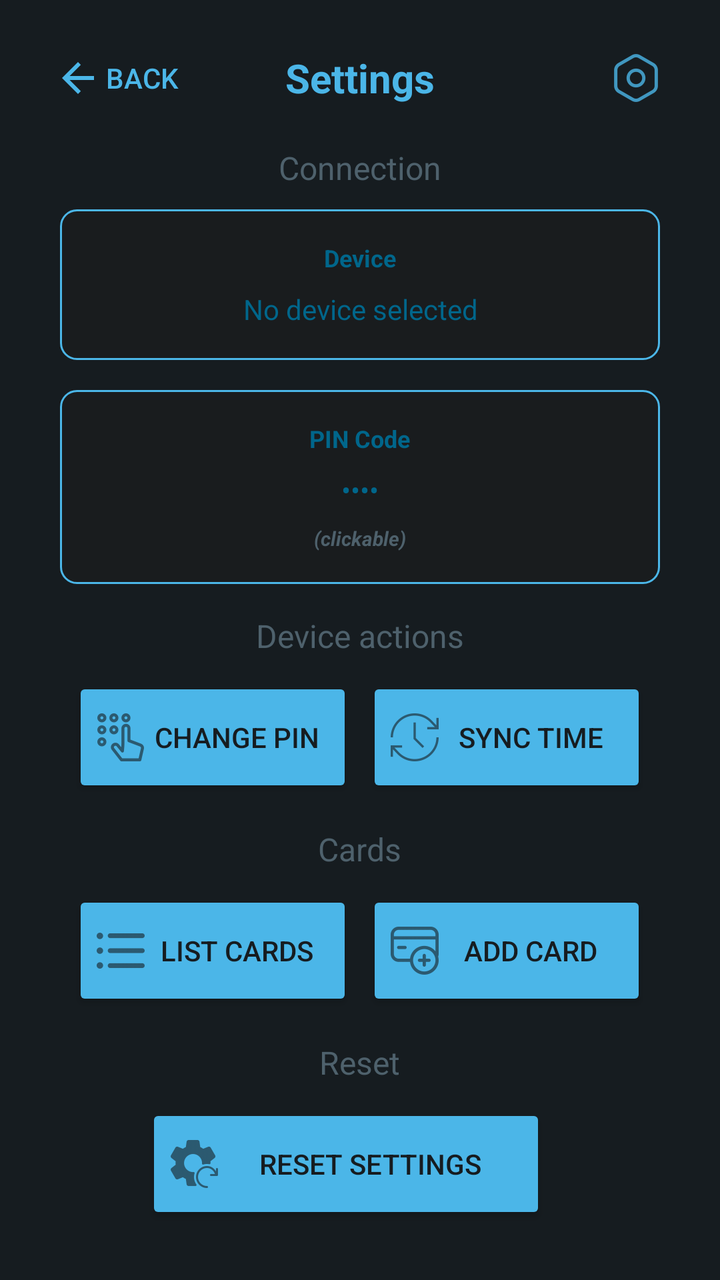
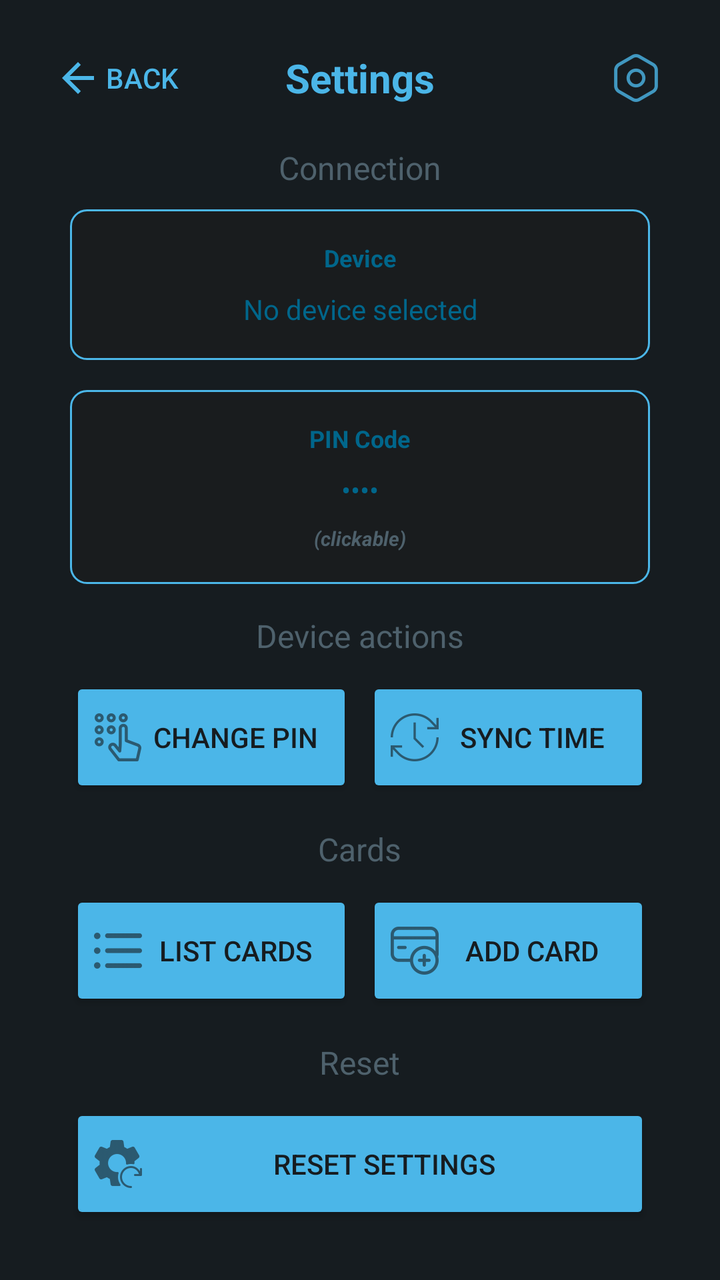

Screens rendered from an Android XML layout before and after an edit, with the pre-edit source and the edit as a unified diff.
<!-- AndroidManifest.xml: activity theme Theme.Nsline22 -->
<!-- res/layout/activity_settings.xml -->
<?xml version="1.0" encoding="utf-8"?>
<ScrollView xmlns:android="http://schemas.android.com/apk/res/android"
    xmlns:app="http://schemas.android.com/apk/res-auto"
    android:layout_width="match_parent"
    android:layout_height="match_parent"
    android:background="@color/background_dark"
    android:padding="15dp"
    android:fillViewport="true"
    android:scrollbars="none">

    <LinearLayout
        android:layout_width="match_parent"
        android:layout_height="wrap_content"
        android:orientation="vertical">

        
        <RelativeLayout
            android:layout_width="match_parent"
            android:layout_height="wrap_content"
            android:orientation="horizontal">

            <Button
                android:id="@+id/aboutBackButton"
                android:layout_width="wrap_content"
                android:layout_height="wrap_content"
                android:text="Back"
                android:drawableLeft="@drawable/ic_arrow_backward"
                android:textColor="?attr/colorPrimary"
                style="@style/Widget.AppCompat.Button.Borderless"
                android:layout_alignParentStart="true"
                android:layout_centerVertical="true" />

            <TextView
                android:layout_width="wrap_content"
                android:layout_height="wrap_content"
                android:text="Settings"
                android:textColor="?attr/colorPrimary"
                android:textSize="20sp"
                android:textStyle="bold"
                android:layout_marginBottom="5dp"
                android:layout_centerInParent="true" />

            <ImageView
                android:layout_width="wrap_content"
                android:layout_height="wrap_content"
                android:src="@drawable/ic_settings"
                android:layout_alignParentEnd="true"
                android:layout_marginBottom="5dp"
                android:layout_centerInParent="true"
                android:layout_marginEnd="15dp"
                android:tint="?attr/colorPrimary" />

        </RelativeLayout>

        
        <LinearLayout
            android:layout_width="match_parent"
            android:layout_height="0dp"
            android:layout_weight="1"
            android:orientation="vertical"
            android:gravity="center"
            android:layout_gravity="center">

            <TextView
                android:layout_width="wrap_content"
                android:layout_height="wrap_content"
                android:text="Connection"
                android:textColor="@color/material_dynamic_secondary60"
                android:textSize="16sp"
                android:layout_marginBottom="10dp"
                android:layout_marginTop="10dp"/>

            
            <LinearLayout
                android:id="@+id/deviceInfoContainer"
                android:layout_width="300dp"
                android:layout_height="wrap_content"
                android:orientation="vertical"
                android:background="@drawable/output_background"
                android:padding="16dp"
                android:layout_marginBottom="15dp"
                android:gravity="center"
                android:clickable="true"
                android:focusable="true"
                android:foreground="?attr/selectableItemBackground">

                <TextView
                    android:layout_width="wrap_content"
                    android:layout_height="wrap_content"
                    android:text="Device"
                    android:textColor="@color/material_dynamic_primary60"
                    android:textSize="12sp"
                    android:textStyle="bold"
                    android:layout_marginBottom="8dp" />

                <TextView
                    android:id="@+id/deviceInfoText"
                    android:layout_width="wrap_content"
                    android:layout_height="wrap_content"
                    android:text="No device selected"
                    android:textColor="@color/material_dynamic_primary60"
                    android:textSize="14sp"
                    android:gravity="center" />

            </LinearLayout>

            
            <LinearLayout
                android:id="@+id/pinInfoContainer"
                android:layout_width="300dp"
                android:layout_height="wrap_content"
                android:orientation="vertical"
                android:background="@drawable/output_background"
                android:padding="16dp"
                android:layout_marginBottom="15dp"
                android:gravity="center"
                android:clickable="true"
                android:focusable="true"
                android:foreground="?attr/selectableItemBackground">

                <TextView
                    android:layout_width="wrap_content"
                    android:layout_height="wrap_content"
                    android:text="PIN Code"
                    android:textColor="@color/material_dynamic_primary60"
                    android:textSize="12sp"
                    android:textStyle="bold"
                    android:layout_marginBottom="8dp" />

                <TextView
                    android:id="@+id/pinInfoText"
                    android:layout_width="wrap_content"
                    android:layout_height="wrap_content"
                    android:text="••••"
                    android:textColor="@color/material_dynamic_primary60"
                    android:textSize="14sp" />

                <TextView
                    android:layout_width="wrap_content"
                    android:layout_height="wrap_content"
                    android:text="(clickable)"
                    android:textColor="@color/material_dynamic_secondary60"
                    android:textSize="10sp"
                    android:textStyle="bold|italic"
                    android:layout_marginTop="8dp" />

            </LinearLayout>

            <TextView
                android:layout_width="wrap_content"
                android:layout_height="wrap_content"
                android:text="Device actions"
                android:textColor="@color/material_dynamic_secondary60"
                android:textSize="16sp"
                android:layout_marginBottom="10dp" />

            <LinearLayout
                android:layout_width="wrap_content"
                android:layout_height="wrap_content"
                android:orientation="horizontal"
                android:layout_marginBottom="15dp">

            
            <Button
                android:id="@+id/changePinButton"
                android:layout_width="140dp"
                android:layout_height="60dp"
                android:layout_marginEnd="7dp"
                android:backgroundTint="?attr/colorPrimary"
                android:text="Change PIN"
                android:textColor="@color/material_dynamic_neutral_variant10"
                app:cornerRadius="12dp"
                android:drawableLeft="@drawable/ic_pin"
                android:drawableTint="@color/material_dynamic_neutral_variant10" />

            
            <Button
                android:id="@+id/syncTimeButton"
                android:layout_width="140dp"
                android:layout_height="60dp"

                android:backgroundTint="?attr/colorPrimary"
                android:text="Sync Time"
                android:textColor="@color/material_dynamic_neutral_variant10"
                app:cornerRadius="12dp"
                android:drawableLeft="@drawable/ic_sync"
                android:drawableTint="@color/material_dynamic_neutral_variant10" />

            </LinearLayout>

            
            <TextView
                android:layout_width="wrap_content"
                android:layout_height="wrap_content"
                android:text="Cards"
                android:textColor="@color/material_dynamic_secondary60"
                android:textSize="16sp"
                android:layout_marginBottom="10dp" />

            
            <LinearLayout
                android:layout_width="wrap_content"
                android:layout_height="wrap_content"
                android:orientation="horizontal"
                android:layout_marginBottom="15dp">

                <Button
                    android:id="@+id/listCardsButton"
                    android:layout_width="140dp"
                    android:layout_height="60dp"
                    android:layout_marginEnd="7dp"
                    android:backgroundTint="?attr/colorPrimary"
                    android:text="List cards"
                    android:textColor="@color/material_dynamic_neutral_variant10"
                    app:cornerRadius="12dp"
                    android:drawableLeft="@drawable/ls"
                    android:drawableTint="@color/material_dynamic_neutral_variant10" />

                <Button
                    android:id="@+id/addCardButton"
                    android:layout_width="140dp"
                    android:layout_height="60dp"
                    android:backgroundTint="?attr/colorPrimary"
                    android:text="Add card"
                    android:textColor="@color/material_dynamic_neutral_variant10"
                    app:cornerRadius="12dp"
                    android:drawableLeft="@drawable/add"
                    android:drawableTint="@color/material_dynamic_neutral_variant10" />

            </LinearLayout>

            <TextView
                android:layout_width="wrap_content"
                android:layout_height="wrap_content"
                android:text="Reset"
                android:textColor="@color/material_dynamic_secondary60"
                android:textSize="16sp"
                android:layout_marginBottom="10dp" />

            
            <Button
                android:id="@+id/factoryResetButton"
                android:layout_width="200dp"
                android:layout_height="60dp"
                android:layout_marginEnd="7dp"
                android:backgroundTint="?attr/colorPrimary"
                android:text="Reset Settings"
                android:textColor="@color/material_dynamic_neutral_variant10"
                app:cornerRadius="12dp"
                android:drawableLeft="@drawable/ic_reset"
                android:layout_marginBottom="15dp"
                android:drawableTint="@color/material_dynamic_neutral_variant10" />

            <TextView
                android:layout_width="wrap_content"
                android:layout_height="wrap_content"
                android:text="About ⓘ"
                android:textColor="@color/material_dynamic_secondary60"
                android:textSize="16sp"
                android:layout_marginBottom="10dp" />

            <TextView
                android:layout_width="wrap_content"
                android:layout_height="wrap_content"
                android:text="UniStart v4.5"
                android:textSize="12sp"
                android:textColor="@color/material_dynamic_primary60"
                android:layout_marginBottom="8dp" />

            <TextView
                android:layout_width="wrap_content"
                android:layout_height="wrap_content"
                android:text="Developed by nsline22"
                android:textSize="12sp"
                android:textColor="@color/material_dynamic_primary60"
                android:layout_marginBottom="8dp" />

            <TextView
                android:id="@+id/signlink"
                android:layout_width="wrap_content"
                android:layout_height="wrap_content"
                android:text="t.me/nsline22"
                android:autoLink="web"
                android:linksClickable="true"
                android:textColorLink="@color/material_dynamic_primary50"
                android:textSize="12sp" />

        </LinearLayout>
    </LinearLayout>
</ScrollView>
<!-- resources referenced by this layout -->
<resources>
  <color name="background_dark">@color/material_dynamic_neutral_variant10</color>
  <color name="material_dynamic_neutral_variant10">#1C1B1F</color>
  <color name="material_dynamic_primary50">#7F67BE</color>
  <color name="material_dynamic_primary60">#9A82DB</color>
  <color name="material_dynamic_secondary60">#9A8D9E</color>
  <!-- drawable add: png bitmap (drawable-hdpi, 885 bytes) -->
  <!-- drawable ic_arrow_backward (drawable) -->
  <vector xmlns:android="http://schemas.android.com/apk/res/android"
      android:width="24dp"
      android:height="24dp"
      android:viewportWidth="24"
      android:viewportHeight="24"
      android:tint="?attr/colorPrimary">
      <path
          android:fillColor="@android:color/white"
          android:pathData="M12,20l1.41,-1.41L7.83,13H20v-2H7.83l5.58,-5.59L12,4l-8,8z"/>
  </vector>
  <!-- drawable ic_pin: png bitmap (drawable-hdpi, 944 bytes) -->
  <!-- drawable ic_reset: png bitmap (drawable-hdpi, 1024 bytes) -->
  <!-- drawable ic_settings: png bitmap (drawable-hdpi, 670 bytes) -->
  <!-- drawable ic_sync: png bitmap (drawable-hdpi, 898 bytes) -->
  <!-- drawable ls: png bitmap (drawable-hdpi, 333 bytes) -->
  <!-- drawable output_background (drawable) -->
  <shape xmlns:android="http://schemas.android.com/apk/res/android">
      <solid android:color="@color/material_dynamic_neutral10" />
      <stroke android:width="1dp" android:color="?attr/colorPrimary" />
      <corners android:radius="8dp" />
  </shape>
  <style name="Theme.Nsline22" parent="Theme.MaterialComponents.DayNight.NoActionBar">
          <item name="android:windowBackground">@color/material_dynamic_neutral_variant10</item>
          <item name="colorPrimary">@color/material_dynamic_primary70</item>
          <item name="editTextStyle">@style/EditTextStyle</item>
          <item name="android:statusBarColor">@color/material_dynamic_neutral_variant10</item>
          <item name="android:navigationBarColor">@color/material_dynamic_neutral_variant10</item>
      </style>
  <color name="material_dynamic_neutral10">#1C1B1F</color>
  <color name="material_dynamic_primary70">#B69DF8</color>
  <style name="EditTextStyle" parent="Widget.MaterialComponents.TextInputLayout.OutlinedBox">
          <item name="boxStrokeColor">@color/material_dynamic_primary70</item>
          <item name="android:textColorHint">@color/material_dynamic_primary70</item>
          <item name="android:textColor">@color/white</item>
          <item name="android:paddingStart">12dp</item>
          <item name="android:paddingEnd">12dp</item>
          <item name="android:paddingTop">8dp</item>
          <item name="android:paddingBottom">8dp</item>
      </style>
  <color name="white">#FFFFFFFF</color>
</resources>

<!-- the commit's change to res/layout/activity_settings.xml (unified diff, before → after) -->
@@ -55,8 +55,7 @@
         
         <LinearLayout
             android:layout_width="match_parent"
-            android:layout_height="0dp"
-            android:layout_weight="1"
+            android:layout_height="wrap_content"
             android:orientation="vertical"
             android:gravity="center"
             android:layout_gravity="center">
@@ -73,8 +72,10 @@
             
             <LinearLayout
                 android:id="@+id/deviceInfoContainer"
-                android:layout_width="300dp"
-                android:layout_height="wrap_content"
+                android:layout_width="match_parent"
+                android:layout_height="wrap_content"
+                android:layout_marginStart="20dp"
+                android:layout_marginEnd="20dp"
                 android:orientation="vertical"
                 android:background="@drawable/output_background"
                 android:padding="16dp"
@@ -107,8 +108,10 @@
             
             <LinearLayout
                 android:id="@+id/pinInfoContainer"
-                android:layout_width="300dp"
-                android:layout_height="wrap_content"
+                android:layout_width="match_parent"
+                android:layout_height="wrap_content"
+                android:layout_marginStart="20dp"
+                android:layout_marginEnd="20dp"
                 android:orientation="vertical"
                 android:background="@drawable/output_background"
                 android:padding="16dp"
@@ -154,37 +157,42 @@
                 android:textSize="16sp"
                 android:layout_marginBottom="10dp" />
 
+            
             <LinearLayout
-                android:layout_width="wrap_content"
+                android:layout_width="match_parent"
                 android:layout_height="wrap_content"
                 android:orientation="horizontal"
-                android:layout_marginBottom="15dp">
-
-            
-            <Button
-                android:id="@+id/changePinButton"
-                android:layout_width="140dp"
-                android:layout_height="60dp"
-                android:layout_marginEnd="7dp"
-                android:backgroundTint="?attr/colorPrimary"
-                android:text="Change PIN"
-                android:textColor="@color/material_dynamic_neutral_variant10"
-                app:cornerRadius="12dp"
-                android:drawableLeft="@drawable/ic_pin"
-                android:drawableTint="@color/material_dynamic_neutral_variant10" />
-
-            
-            <Button
-                android:id="@+id/syncTimeButton"
-                android:layout_width="140dp"
-                android:layout_height="60dp"
-
-                android:backgroundTint="?attr/colorPrimary"
-                android:text="Sync Time"
-                android:textColor="@color/material_dynamic_neutral_variant10"
-                app:cornerRadius="12dp"
-                android:drawableLeft="@drawable/ic_sync"
-                android:drawableTint="@color/material_dynamic_neutral_variant10" />
+                android:layout_marginStart="20dp"
+                android:layout_marginEnd="20dp"
+                android:layout_marginBottom="15dp"
+                android:weightSum="2">
+
+                
+                <Button
+                    android:id="@+id/changePinButton"
+                    android:layout_width="0dp"
+                    android:layout_height="60dp"
+                    android:layout_weight="1"
+                    android:layout_marginEnd="7dp"
+                    android:backgroundTint="?attr/colorPrimary"
+                    android:text="Change PIN"
+                    android:textColor="@color/material_dynamic_neutral_variant10"
+                    app:cornerRadius="12dp"
+                    android:drawableLeft="@drawable/ic_pin"
+                    android:drawableTint="@color/material_dynamic_neutral_variant10" />
+
+                
+                <Button
+                    android:id="@+id/syncTimeButton"
+                    android:layout_width="0dp"
+                    android:layout_height="60dp"
+                    android:layout_weight="1"
+                    android:backgroundTint="?attr/colorPrimary"
+                    android:text="Sync Time"
+                    android:textColor="@color/material_dynamic_neutral_variant10"
+                    app:cornerRadius="12dp"
+                    android:drawableLeft="@drawable/ic_sync"
+                    android:drawableTint="@color/material_dynamic_neutral_variant10" />
 
             </LinearLayout>
 
@@ -199,15 +207,19 @@
 
             
             <LinearLayout
-                android:layout_width="wrap_content"
+                android:layout_width="match_parent"
                 android:layout_height="wrap_content"
                 android:orientation="horizontal"
-                android:layout_marginBottom="15dp">
+                android:layout_marginStart="20dp"
+                android:layout_marginEnd="20dp"
+                android:layout_marginBottom="15dp"
+                android:weightSum="2">
 
                 <Button
                     android:id="@+id/listCardsButton"
-                    android:layout_width="140dp"
+                    android:layout_width="0dp"
                     android:layout_height="60dp"
+                    android:layout_weight="1"
                     android:layout_marginEnd="7dp"
                     android:backgroundTint="?attr/colorPrimary"
                     android:text="List cards"
@@ -218,8 +230,9 @@
 
                 <Button
                     android:id="@+id/addCardButton"
-                    android:layout_width="140dp"
+                    android:layout_width="0dp"
                     android:layout_height="60dp"
+                    android:layout_weight="1"
                     android:backgroundTint="?attr/colorPrimary"
                     android:text="Add card"
                     android:textColor="@color/material_dynamic_neutral_variant10"
@@ -240,15 +253,16 @@
             
             <Button
                 android:id="@+id/factoryResetButton"
-                android:layout_width="200dp"
+                android:layout_width="match_parent"
                 android:layout_height="60dp"
-                android:layout_marginEnd="7dp"
+                android:layout_marginStart="20dp"
+                android:layout_marginEnd="20dp"
+                android:layout_marginBottom="15dp"
                 android:backgroundTint="?attr/colorPrimary"
                 android:text="Reset Settings"
                 android:textColor="@color/material_dynamic_neutral_variant10"
                 app:cornerRadius="12dp"
                 android:drawableLeft="@drawable/ic_reset"
-                android:layout_marginBottom="15dp"
                 android:drawableTint="@color/material_dynamic_neutral_variant10" />
 
             <TextView
